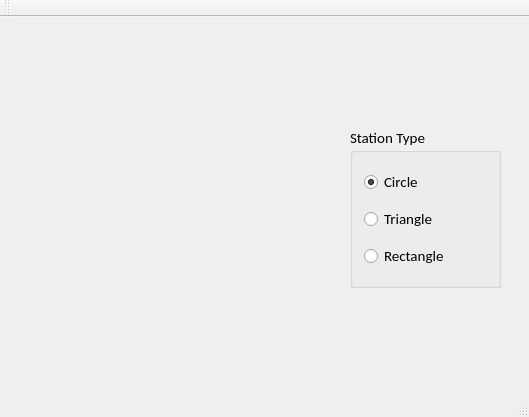
Before: the Qt Designer form mainwindow.ui in leefige/Metro-helper, drawn with Qt 5.
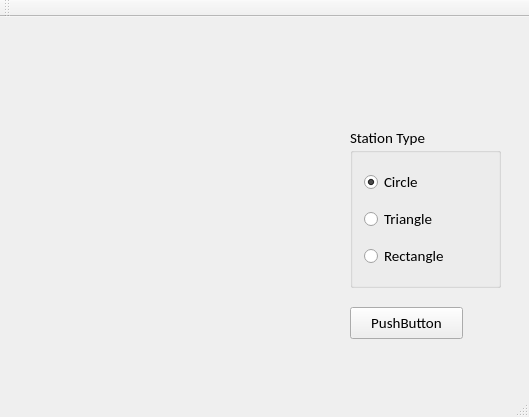
After: the same form once the commit is applied.

Commit message: add push_button to get minimun cut without actually drawing it

```diff
--- a/mainwindow.ui
+++ b/mainwindow.ui
@@ -59,6 +59,19 @@
      </item>
     </layout>
    </widget>
+   <widget class="QPushButton" name="pushButton">
+    <property name="geometry">
+     <rect>
+      <x>350</x>
+      <y>290</y>
+      <width>113</width>
+      <height>32</height>
+     </rect>
+    </property>
+    <property name="text">
+     <string>PushButton</string>
+    </property>
+   </widget>
   </widget>
   <widget class="QMenuBar" name="menuBar">
    <property name="geometry">
```
Left out of the diff: 2 changed lines with no effect on the pictures. The commit also changes 4 other files.
